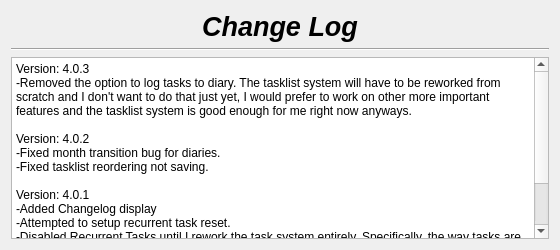
Old version of the form changelog.ui in the repository therealMaPMaKeR/MMDiary.
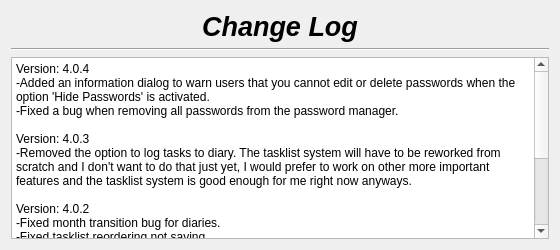
New version of the form.

Patch:
```diff
--- a/changelog.ui
+++ b/changelog.ui
@@ -55,6 +55,9 @@
 li.unchecked::marker { content: &quot;\2610&quot;; }
 li.checked::marker { content: &quot;\2612&quot;; }
 &lt;/style&gt;&lt;/head&gt;&lt;body style=&quot; font-family:'Segoe UI'; font-size:9pt; font-weight:400; font-style:normal;&quot;&gt;
+&lt;p style=&quot; margin-top:0px; margin-bottom:0px; margin-left:0px; margin-right:0px; -qt-block-indent:0; text-indent:0px;&quot;&gt;Version: 4.0.4&lt;/p&gt;
+&lt;p style=&quot; margin-top:0px; margin-bottom:0px; margin-left:0px; margin-right:0px; -qt-block-indent:0; text-indent:0px;&quot;&gt;-Added an information dialog to warn users that you cannot edit or delete passwords when the option 'Hide Passwords' is activated.&lt;br /&gt;-Fixed a bug when removing all passwords from the password manager.&lt;/p&gt;
+&lt;p style=&quot;-qt-paragraph-type:empty; margin-top:0px; margin-bottom:0px; margin-left:0px; margin-right:0px; -qt-block-indent:0; text-indent:0px;&quot;&gt;&lt;br /&gt;&lt;/p&gt;
 &lt;p style=&quot; margin-top:0px; margin-bottom:0px; margin-left:0px; margin-right:0px; -qt-block-indent:0; text-indent:0px;&quot;&gt;Version: 4.0.3&lt;br /&gt;-Removed the option to log tasks to diary. The tasklist system will have to be reworked from scratch and I don't want to do that just yet, I would prefer to work on other more important features and the tasklist system is good enough for me right now anyways.&lt;/p&gt;
 &lt;p style=&quot;-qt-paragraph-type:empty; margin-top:0px; margin-bottom:0px; margin-left:0px; margin-right:0px; -qt-block-indent:0; text-indent:0px;&quot;&gt;&lt;br /&gt;&lt;/p&gt;
 &lt;p style=&quot; margin-top:0px; margin-bottom:0px; margin-left:0px; margin-right:0px; -qt-block-indent:0; text-indent:0px;&quot;&gt;Version: 4.0.2&lt;br /&gt;-Fixed month transition bug for diaries.&lt;br /&gt;-Fixed tasklist reordering not saving.&lt;/p&gt;
```
